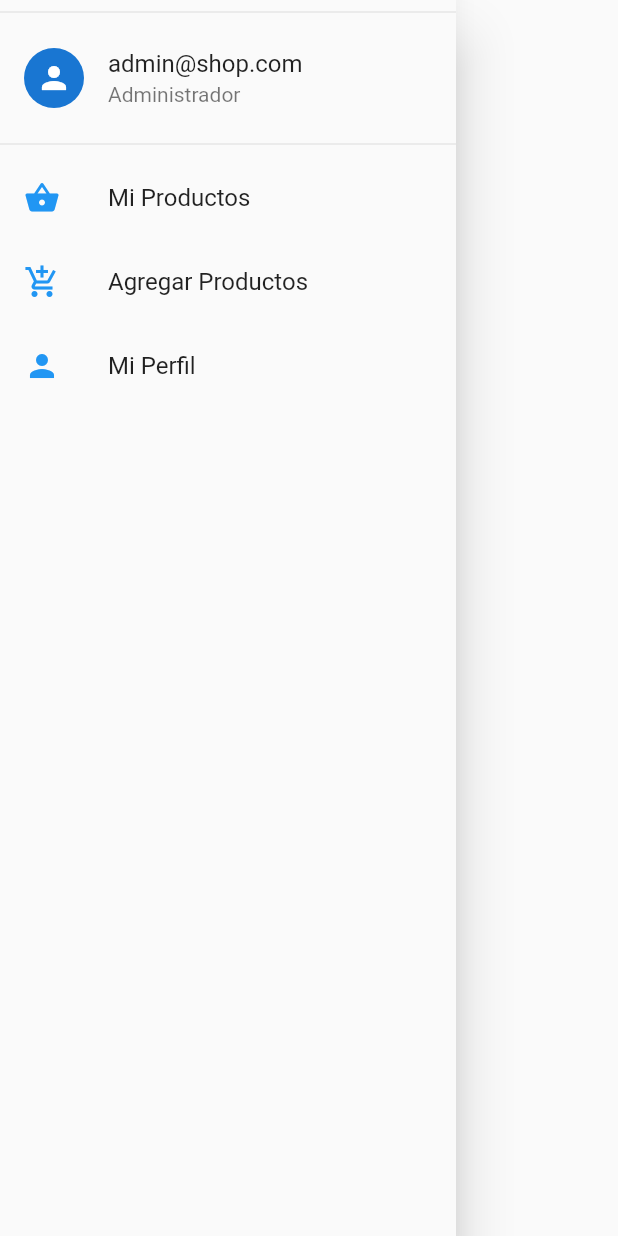
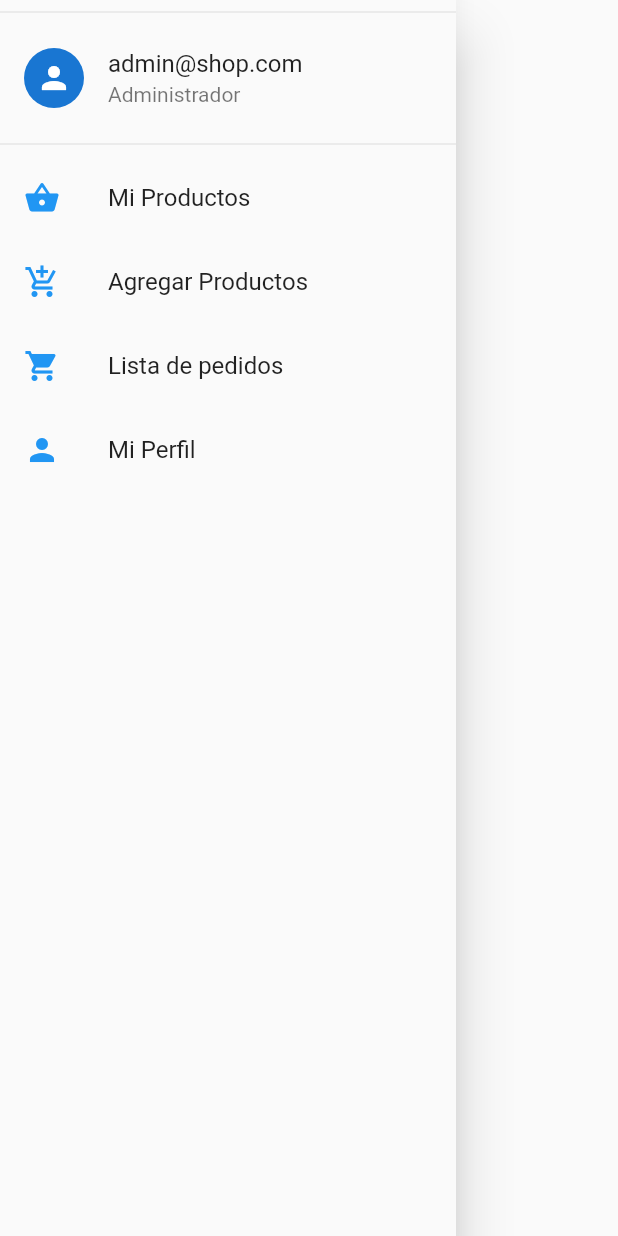
Before and after one commit to Endersonfs/Curso-Flutter-GDG-SD--Tareas, a Flutter app: the AppDrower widget shown alone on an empty page, opened directly, on a phone screen of 412 x 824 dp. Run offline on Flutter 3.47's test engine with Material 2 defaults, Android fonts, the phone set to English and light mode, and no system bars.

Commit message:
Crear navegación a la pantalla de Shopping Cart

```diff
--- a/Tienda/lib/widget/app_drower.dart
+++ b/Tienda/lib/widget/app_drower.dart
@@ -1,4 +1,5 @@
 import 'package:Tienda/screen/products_screen.dart';
+import 'package:Tienda/screen/shopping_car.dart';
 import 'package:flutter/material.dart';
 
 class AppDrower extends StatelessWidget {
@@ -29,6 +30,13 @@ class AppDrower extends StatelessWidget {
             },
           ),
           ListTile(
+            leading: Icon(Icons.shopping_cart, color: Colors.blue),
+            title: Text("Lista de pedidos"),
+            onTap: (){
+              Navigator.of(context).pushNamed(ShoppingCar.routename);
+            },
+          ),
+          ListTile(
             leading: Icon(Icons.person, color: Colors.blue),
             title: Text("Mi Perfil"),
           ),
```
